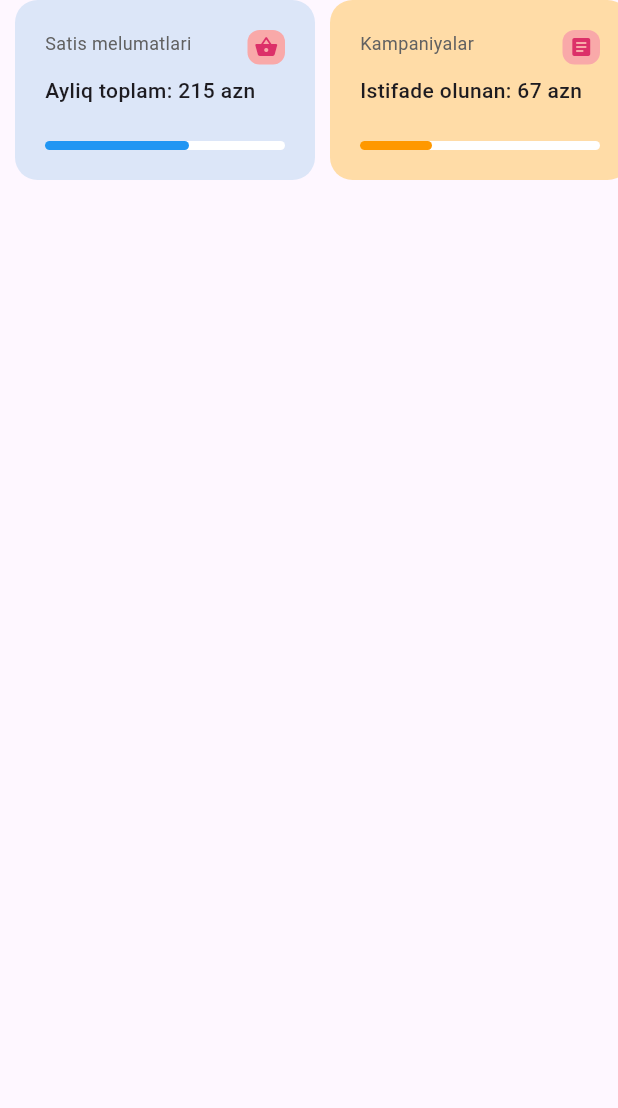
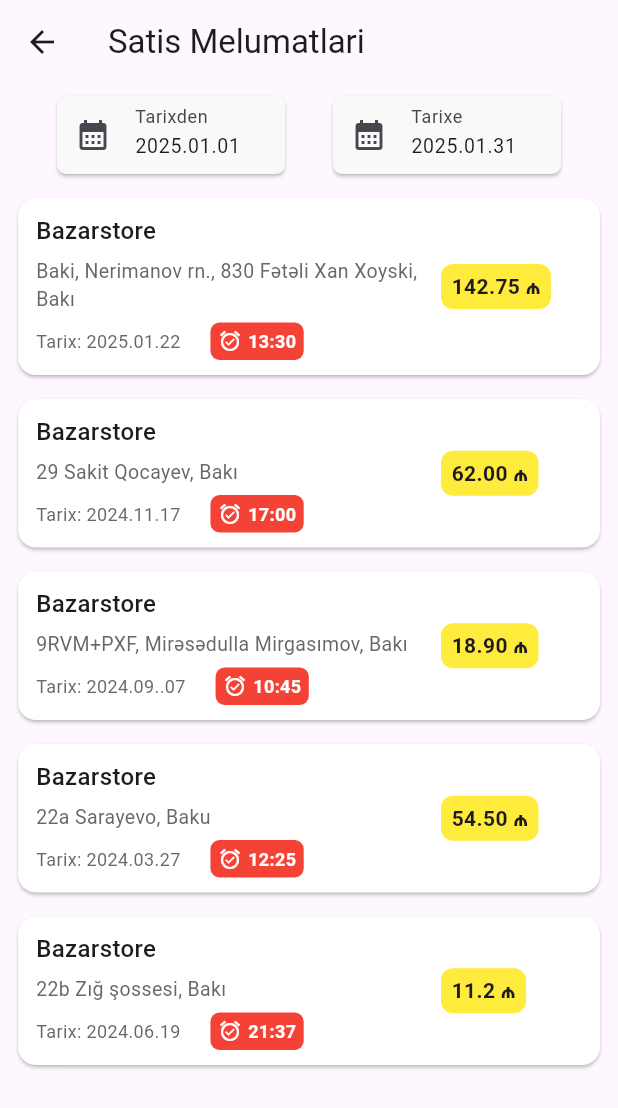
Before and after one commit to elchinabraham/sales_app, a Flutter app: the Reports widget shown alone on an empty page, opened directly, after a tap on "Satis melumatlari", on a phone screen of 412 x 824 dp. Shown: the top 1108 px of the screen. Run offline on Flutter 3.47's test engine with Material 3 defaults, Android fonts, the phone set to English and light mode, and no system bars; our stand-ins replace shared_preferences; accounts and stored records are empty; network calls fail.

Commit message:
2025.01.24

```diff
--- a/lib/home/components/reports/reports.dart
+++ b/lib/home/components/reports/reports.dart
@@ -1,6 +1,7 @@
 import 'package:flutter/material.dart';
 import 'package:sales_app/campaigns/screens/campaigns.dart';
 import 'package:sales_app/home/components/reports/sales_report_card.dart';
+import 'package:sales_app/sales/screens/sales.dart';
 
 import 'campaigns_report_card.dart';
 
@@ -16,7 +17,13 @@ class Reports extends StatelessWidget {
         child: Row(
           children: [
             InkWell(
-              onTap: () {},
+              onTap: () {
+                Navigator.of(context).push(
+                  MaterialPageRoute(
+                    builder: (ctx) => const SalesScreen(),
+                  ),
+                );
+              },
               child: const SalesReportCard(),
             ),
             InkWell(
--- /dev/null
+++ b/lib/sales/components/sales_report_card.dart
@@ -0,0 +1,111 @@
+import 'package:flutter/material.dart';
+
+import '../models/sale.dart';
+
+class SalesCardTemplate extends StatelessWidget {
+  const SalesCardTemplate({
+    super.key,
+    required this.sale,
+  });
+
+  final Sale sale;
+
+  @override
+  Widget build(BuildContext context) {
+    return Container(
+      padding: const EdgeInsets.symmetric(vertical: 4, horizontal: 8),
+      child: Card(
+        color: Colors.white,
+        child: Container(
+          padding: const EdgeInsets.only(top: 10, left: 12, bottom: 10),
+          child: Row(
+            children: [
+              SizedBox(
+                width: 270,
+                child: Column(
+                  crossAxisAlignment: CrossAxisAlignment.start,
+                  children: [
+                    Text(
+                      sale.storeName,
+                      style: const TextStyle(
+                        fontSize: 16,
+                        fontWeight: FontWeight.w500,
+                      ),
+                    ),
+                    const SizedBox(height: 6),
+                    Text(
+                      sale.address,
+                      style: const TextStyle(
+                        color: Color.fromARGB(221, 81, 80, 80),
+                        fontSize: 13,
+                      ),
+                    ),
+                    const SizedBox(height: 6),
+                    Row(
+                      children: [
+                        Text(
+                          'Tarix: ${sale.getDate}',
+                          style: const TextStyle(
+                            color: Color.fromARGB(221, 81, 80, 80),
+                            fontSize: 12,
+                          ),
+                        ),
+                        const SizedBox(width: 20),
+                        Container(
+                          padding: const EdgeInsets.symmetric(
+                              vertical: 4, horizontal: 5),
+                          decoration: BoxDecoration(
+                            color: Colors.red,
+                            borderRadius: BorderRadius.circular(6),
+                          ),
+                          child: Row(
+                            children: [
+                              const Icon(
+                                Icons.alarm_on,
+                                size: 16,
+                                color: Colors.white,
+                              ),
+                              const SizedBox(width: 4),
+                              Text(
+                                sale.getTime,
+                                style: const TextStyle(
+                                  fontSize: 12,
+                                  color: Colors.white,
+                                  fontWeight: FontWeight.bold,
+                                ),
+                              ),
+                            ],
+                          ),
+                        ),
+                      ],
+                    ),
+                  ],
+                ),
+              ),
+              Column(
+                children: [
+                  Container(
+                    padding: const EdgeInsets.symmetric(
+                      vertical: 5,
+                      horizontal: 7,
+                    ),
+                    decoration: BoxDecoration(
+                      color: Colors.yellow,
+                      borderRadius: BorderRadius.circular(8),
+                    ),
+                    child: Text(
+                      '${sale.price} ₼',
+                      style: const TextStyle(
+                        fontWeight: FontWeight.bold,
+                      ),
+                    ),
+                  )
+                ],
+              ),
+            ],
+          ),
+        ),
+      ),
+    );
+  }
+}
--- /dev/null
+++ b/lib/sales/models/sale.dart
@@ -0,0 +1,23 @@
+class Sale {
+  final String id;
+  final String storeName;
+  final String address;
+  final String date;
+  final String price;
+
+  Sale({
+    required this.id,
+    required this.storeName,
+    required this.address,
+    required this.date,
+    required this.price,
+  });
+
+  String get getDate {
+    return date.split(' ')[0];
+  }
+
+  String get getTime {
+    return date.split(' ')[1];
+  }
+}
--- /dev/null
+++ b/lib/sales/screens/sales.dart
@@ -0,0 +1,113 @@
+import 'package:flutter/material.dart';
+import 'package:sales_app/sales/components/sales_report_card.dart';
+import 'package:sales_app/sales/models/sale.dart';
+
+class SalesScreen extends StatelessWidget {
+  const SalesScreen({super.key});
+
+  @override
+  Widget build(BuildContext context) {
+    return Scaffold(
+      appBar: AppBar(
+        title: const Text('Satis Melumatlari'),
+      ),
+      body: Column(
+        children: [
+          Container(
+            alignment: Alignment.topCenter,
+            padding: const EdgeInsets.symmetric(vertical: 4, horizontal: 10),
+            child: Row(
+              mainAxisAlignment: MainAxisAlignment.spaceEvenly,
+              children: [
+                SizedBox(
+                  width: 160,
+                  child: Card(
+                    color: const Color.fromARGB(250, 250, 250, 250),
+                    shape: RoundedRectangleBorder(
+                      borderRadius: BorderRadius.circular(6),
+                    ),
+                    child: TextField(
+                      readOnly: true,
+                      controller: TextEditingController(text: '2025.01.01'),
+                      decoration: const InputDecoration(
+                        prefixIcon: Icon(Icons.calendar_month),
+                        labelText: 'Tarixden',
+                        border: InputBorder.none,
+                      ),
+                      style: const TextStyle(fontSize: 13),
+                    ),
+                  ),
+                ),
+                SizedBox(
+                  width: 160,
+                  child: Card(
+                    color: const Color.fromARGB(250, 250, 250, 250),
+                    shape: RoundedRectangleBorder(
+                      borderRadius: BorderRadius.circular(6),
+                    ),
+                    child: TextField(
+                      readOnly: true,
+                      controller: TextEditingController(text: '2025.01.31'),
+                      decoration: const InputDecoration(
+                        prefixIcon: Icon(Icons.calendar_month),
+                        labelText: 'Tarixe',
+                        border: InputBorder.none,
+                      ),
+                      style: const TextStyle(fontSize: 13),
+                    ),
+                  ),
+                ),
+              ],
+            ),
+          ),
+          Expanded(
+            child: ListView.builder(
+              itemCount: sales.length,
+              itemBuilder: (ctx, index) {
+                return SalesCardTemplate(sale: sales[index]);
+              },
+            ),
+          ),
+        ],
+      ),
+    );
+  }
+}
+
+final sales = [
+  Sale(
+    id: '1',
+    storeName: 'Bazarstore',
+    address: 'Baki, Nerimanov rn., 830 Fətəli Xan Xoyski, Bakı',
+    date: '2025.01.22 13:30',
+    price: '142.75',
+  ),
+  Sale(
+    id: '2',
+    storeName: 'Bazarstore',
+    address: '29 Sakit Qocayev, Bakı',
+    date: '2024.11.17 17:00',
+    price: '62.00',
+  ),
+  Sale(
+    id: '3',
+    storeName: 'Bazarstore',
+    address: '9RVM+PXF, Mirəsədulla Mirgasımov, Bakı',
+    date: '2024.09..07 10:45',
+    price: '18.90',
+  ),
+  Sale(
+    id: '4',
+    storeName: 'Bazarstore',
+    address: '22a Sarayevo, Baku',
+    date: '2024.03.27 12:25',
+    price: '54.50',
+  ),
+  Sale(
+    id: '5',
+    storeName: 'Bazarstore',
+    address: '22b Zığ şossesi, Bakı',
+    date: '2024.06.19 21:37',
+    price: '11.2',
+  ),
+];
```
